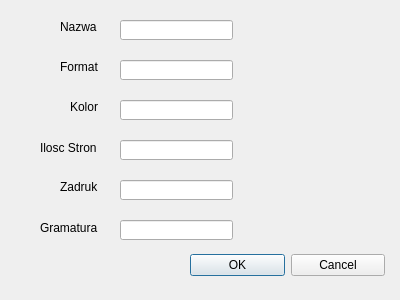
Before: the Qt Designer form Program/ProgramIO/formularzdodajprodukt.ui in ZUTIO/IO, drawn with Qt 5.
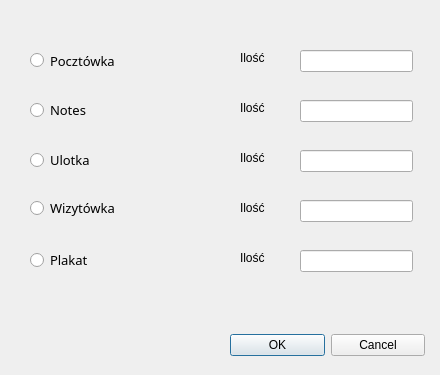
After: the same form once the commit is applied.

Patch:
```diff
--- a/Program/ProgramIO/formularzdodajprodukt.ui
+++ b/Program/ProgramIO/formularzdodajprodukt.ui
@@ -6,8 +6,8 @@
    <rect>
     <x>0</x>
     <y>0</y>
-    <width>400</width>
-    <height>300</height>
+    <width>440</width>
+    <height>375</height>
    </rect>
   </property>
   <property name="windowTitle">
@@ -16,8 +16,8 @@
   <widget class="QWidget" name="layoutWidget">
    <property name="geometry">
     <rect>
-     <x>190</x>
-     <y>250</y>
+     <x>230</x>
+     <y>330</y>
      <width>195</width>
      <height>30</height>
     </rect>
@@ -39,220 +39,244 @@
     </item>
    </layout>
   </widget>
-  <widget class="QLabel" name="labelNazwa">
+  <widget class="QRadioButton" name="radioPocztowka">
    <property name="geometry">
     <rect>
-     <x>60</x>
-     <y>60</y>
-     <width>47</width>
-     <height>13</height>
+     <x>30</x>
+     <y>50</y>
+     <width>111</width>
+     <height>21</height>
     </rect>
    </property>
-   <property name="text">
-    <string>Format</string>
+   <property name="font">
+    <font>
+     <family>Mongolian Baiti</family>
+     <pointsize>10</pointsize>
+    </font>
    </property>
-  </widget>
-  <widget class="QLabel" name="labelFormat">
-   <property name="geometry">
-    <rect>
-     <x>40</x>
-     <y>220</y>
-     <width>71</width>
-     <height>16</height>
-    </rect>
-   </property>
    <property name="text">
-    <string>Gramatura</string>
+    <string>Pocztówka</string>
    </property>
-  </widget>
-  <widget class="QLabel" name="labelZadruk">
-   <property name="geometry">
-    <rect>
-     <x>40</x>
-     <y>140</y>
-     <width>71</width>
-     <height>16</height>
-    </rect>
+   <property name="iconSize">
+    <size>
+     <width>30</width>
+     <height>30</height>
+    </size>
    </property>
-   <property name="text">
-    <string>Ilosc Stron</string>
-   </property>
   </widget>
-  <widget class="QLabel" name="labelKolor">
+  <widget class="QRadioButton" name="radioNotes">
    <property name="geometry">
     <rect>
-     <x>70</x>
+     <x>30</x>
      <y>100</y>
-     <width>47</width>
-     <height>13</height>
+     <width>95</width>
+     <height>20</height>
     </rect>
    </property>
+   <property name="font">
+    <font>
+     <family>Mongolian Baiti</family>
+     <pointsize>10</pointsize>
+    </font>
+   </property>
    <property name="text">
-    <string>Kolor</string>
+    <string>Notes</string>
    </property>
+   <property name="iconSize">
+    <size>
+     <width>30</width>
+     <height>30</height>
+    </size>
+   </property>
   </widget>
-  <widget class="QLabel" name="labelIloscStron">
+  <widget class="QRadioButton" name="radioUlotka">
    <property name="geometry">
     <rect>
-     <x>60</x>
-     <y>20</y>
-     <width>47</width>
-     <height>13</height>
+     <x>30</x>
+     <y>150</y>
+     <width>95</width>
+     <height>20</height>
     </rect>
    </property>
+   <property name="font">
+    <font>
+     <family>Mongolian Baiti</family>
+     <pointsize>10</pointsize>
+    </font>
+   </property>
    <property name="text">
-    <string>Nazwa</string>
+    <string>Ulotka</string>
    </property>
+   <property name="iconSize">
+    <size>
+     <width>30</width>
+     <height>30</height>
+    </size>
+   </property>
   </widget>
-  <widget class="QLabel" name="labelGramatura">
+  <widget class="QRadioButton" name="radioWizytowka">
    <property name="geometry">
     <rect>
-     <x>60</x>
-     <y>180</y>
-     <width>47</width>
-     <height>13</height>
+     <x>30</x>
+     <y>200</y>
+     <width>111</width>
+     <height>16</height>
     </rect>
    </property>
+   <property name="font">
+    <font>
+     <family>Mongolian Baiti</family>
+     <pointsize>10</pointsize>
+    </font>
+   </property>
    <property name="text">
-    <string>Zadruk</string>
+    <string>Wizytówka</string>
    </property>
+   <property name="iconSize">
+    <size>
+     <width>30</width>
+     <height>30</height>
+    </size>
+   </property>
   </widget>
-  <widget class="QLineEdit" name="lineFormat">
+  <widget class="QRadioButton" name="radioPlakat">
    <property name="geometry">
     <rect>
-     <x>120</x>
-     <y>20</y>
-     <width>113</width>
+     <x>30</x>
+     <y>250</y>
+     <width>95</width>
      <height>20</height>
     </rect>
    </property>
+   <property name="font">
+    <font>
+     <family>Mongolian Baiti</family>
+     <pointsize>10</pointsize>
+    </font>
+   </property>
+   <property name="text">
+    <string>Plakat</string>
+   </property>
+   <property name="iconSize">
+    <size>
+     <width>30</width>
+     <height>30</height>
+    </size>
+   </property>
   </widget>
   <widget class="QLineEdit" name="lineGramatura">
    <property name="geometry">
     <rect>
-     <x>120</x>
-     <y>60</y>
+     <x>300</x>
+     <y>50</y>
      <width>113</width>
-     <height>20</height>
+     <height>22</height>
     </rect>
    </property>
   </widget>
   <widget class="QLineEdit" name="lineIloscStron">
    <property name="geometry">
     <rect>
-     <x>120</x>
+     <x>300</x>
      <y>100</y>
      <width>113</width>
-     <height>20</height>
+     <height>22</height>
     </rect>
    </property>
   </widget>
   <widget class="QLineEdit" name="lineKolor">
    <property name="geometry">
     <rect>
-     <x>120</x>
-     <y>140</y>
+     <x>300</x>
+     <y>150</y>
      <width>113</width>
-     <height>20</height>
+     <height>22</height>
     </rect>
    </property>
   </widget>
   <widget class="QLineEdit" name="lineNazwa">
    <property name="geometry">
     <rect>
-     <x>120</x>
-     <y>180</y>
+     <x>300</x>
+     <y>250</y>
      <width>113</width>
-     <height>20</height>
+     <height>22</height>
     </rect>
    </property>
   </widget>
   <widget class="QLineEdit" name="lineZadruk">
    <property name="geometry">
     <rect>
-     <x>120</x>
-     <y>220</y>
+     <x>300</x>
+     <y>200</y>
      <width>113</width>
-     <height>20</height>
+     <height>22</height>
     </rect>
    </property>
   </widget>
   <widget class="QLabel" name="labelFormatWymagane">
    <property name="geometry">
     <rect>
-     <x>250</x>
-     <y>20</y>
-     <width>111</width>
-     <height>21</height>
+     <x>240</x>
+     <y>50</y>
+     <width>55</width>
+     <height>16</height>
     </rect>
    </property>
    <property name="text">
-    <string/>
+    <string>Ilość</string>
    </property>
   </widget>
   <widget class="QLabel" name="labelGramaturaWymagane">
    <property name="geometry">
     <rect>
-     <x>250</x>
-     <y>60</y>
-     <width>111</width>
-     <height>21</height>
-    </rect>
-   </property>
-   <property name="text">
-    <string/>
-   </property>
-  </widget>
-  <widget class="QLabel" name="labelIloscStronWymagane">
-   <property name="geometry">
-    <rect>
-     <x>250</x>
+     <x>240</x>
      <y>100</y>
-     <width>111</width>
-     <height>21</height>
+     <width>55</width>
+     <height>16</height>
     </rect>
    </property>
    <property name="text">
-    <string/>
+    <string>Ilość</string>
    </property>
   </widget>
   <widget class="QLabel" name="labelKolorWymagane">
    <property name="geometry">
     <rect>
-     <x>250</x>
-     <y>140</y>
-     <width>111</width>
-     <height>20</height>
+     <x>240</x>
+     <y>150</y>
+     <width>55</width>
+     <height>16</height>
     </rect>
    </property>
    <property name="text">
-    <string/>
+    <string>Ilość</string>
    </property>
   </widget>
   <widget class="QLabel" name="labelNazwaWymagane">
    <property name="geometry">
     <rect>
-     <x>250</x>
-     <y>180</y>
-     <width>111</width>
-     <height>20</height>
+     <x>240</x>
+     <y>200</y>
+     <width>55</width>
+     <height>16</height>
     </rect>
    </property>
    <property name="text">
-    <string/>
+    <string>Ilość</string>
    </property>
   </widget>
   <widget class="QLabel" name="labelZadrukWymagane">
    <property name="geometry">
     <rect>
-     <x>250</x>
-     <y>220</y>
-     <width>121</width>
-     <height>20</height>
+     <x>240</x>
+     <y>250</y>
+     <width>55</width>
+     <height>16</height>
     </rect>
    </property>
    <property name="text">
-    <string/>
+    <string>Ilość</string>
    </property>
   </widget>
  </widget>
```
Left out of the diff: 20 changed lines with no effect on the pictures.
